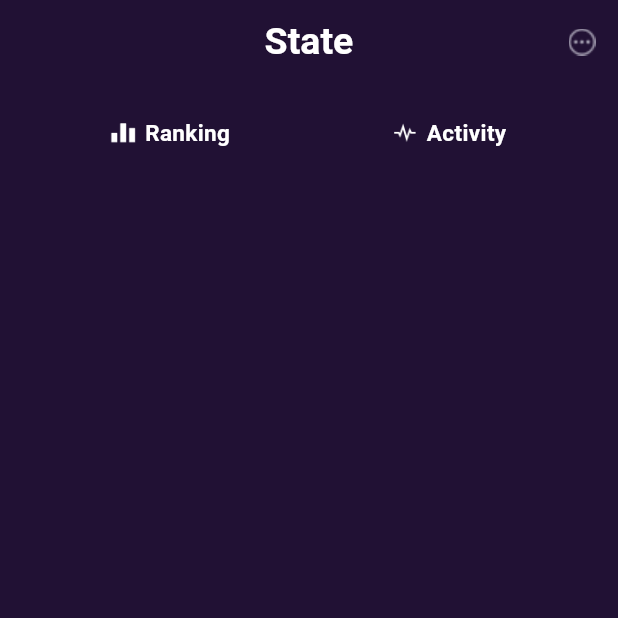
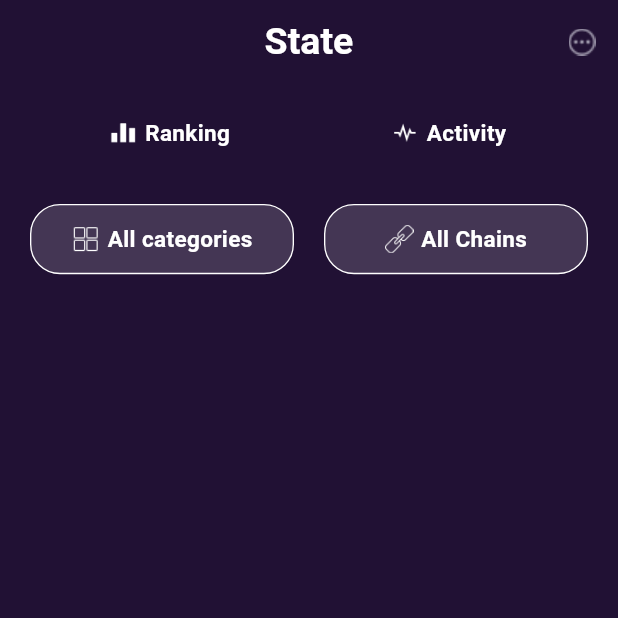
Before and after one commit to fateme-srfz/nft_markerplace, a Flutter app: the StateScreen screen opened directly, on a phone screen of 412 x 824 dp, the top half of it. Run offline on Flutter 3.47's test engine with Material 3 defaults, Android fonts, the phone set to English and light mode, and no system bars; missing offline and left inert: blurbox; Roboto replaces fonts that are missing (SFProDisplay).

Commit message:
add filterbar to statescreen

```diff
--- a/lib/screens/state_screen.dart
+++ b/lib/screens/state_screen.dart
@@ -1,4 +1,5 @@
 import 'package:flutter/material.dart';
+import 'package:nft_markerplace/widgets/filter_bar.dart';
 import 'package:nft_markerplace/widgets/tab_bar.dart';
 
 class StateScreen extends StatelessWidget {
@@ -62,11 +63,15 @@ class StateScreen extends StatelessWidget {
         actions: [
           IconButton(
             onPressed: () {},
-            icon: Image.asset('assets/icons/Right Title.png'),
+            icon: Image.asset(
+              'assets/icons/Right Title.png',
+              width: 20,
+              height: 20,
+            ),
           ),
         ],
       ),
-      body: Column(children: [TabBarWidget()]),
+      body: Column(children: [TabBarWidget(), FilterBarWidget()]),
     );
   }
 }
--- /dev/null
+++ b/lib/widgets/filter_bar.dart
@@ -0,0 +1,79 @@
+import 'package:flutter/material.dart';
+
+class FilterBarWidget extends StatelessWidget {
+  const FilterBarWidget({super.key});
+
+  @override
+  Widget build(BuildContext context) {
+    return Padding(
+      padding: const EdgeInsets.symmetric(horizontal: 20, vertical: 15),
+      child: Row(
+        children: [
+          Expanded(
+            child: Container(
+              padding: const EdgeInsets.symmetric(vertical: 12),
+              decoration: BoxDecoration(
+                color: Colors.white.withAlpha(40),
+                borderRadius: BorderRadius.circular(20),
+                border: Border.all(width: 0.9, color: Colors.white),
+              ),
+              child: Row(
+                mainAxisAlignment: MainAxisAlignment.center,
+                children: [
+                  Image.asset(
+                    'assets/icons/categoricon.png',
+                    width: 19,
+                    height: 19,
+                    color: Color(0xFFFFFFFF),
+                  ),
+                  const SizedBox(width: 5),
+                  Text(
+                    'All categories',
+                    style: TextStyle(
+                      fontFamily: 'SFProDisplay',
+                      fontSize: 15,
+                      fontWeight: FontWeight.w700,
+                      color: Color(0xFFFFFFFF),
+                    ),
+                  ),
+                ],
+              ),
+            ),
+          ),
+          SizedBox(width: 20),
+          Expanded(
+            child: Container(
+              padding: const EdgeInsets.symmetric(vertical: 12),
+              decoration: BoxDecoration(
+                color: Colors.white.withAlpha(40),
+                borderRadius: BorderRadius.circular(20),
+                border: Border.all(width: 0.9, color: Colors.white),
+              ),
+              child: Row(
+                mainAxisAlignment: MainAxisAlignment.center,
+                children: [
+                  Image.asset(
+                    'assets/icons/chainicon.png',
+                    width: 19,
+                    height: 19,
+                    color: Color(0xFFFFFFFF),
+                  ),
+                  const SizedBox(width: 5),
+                  Text(
+                    'All Chains',
+                    style: TextStyle(
+                      fontFamily: 'SFProDisplay',
+                      fontSize: 15,
+                      fontWeight: FontWeight.w700,
+                      color: Color(0xFFFFFFFF),
+                    ),
+                  ),
+                ],
+              ),
+            ),
+          ),
+        ],
+      ),
+    );
+  }
+}
```
Also changed, not shown: assets/icons/categoricon.png (added), assets/icons/chainicon.png (added).
